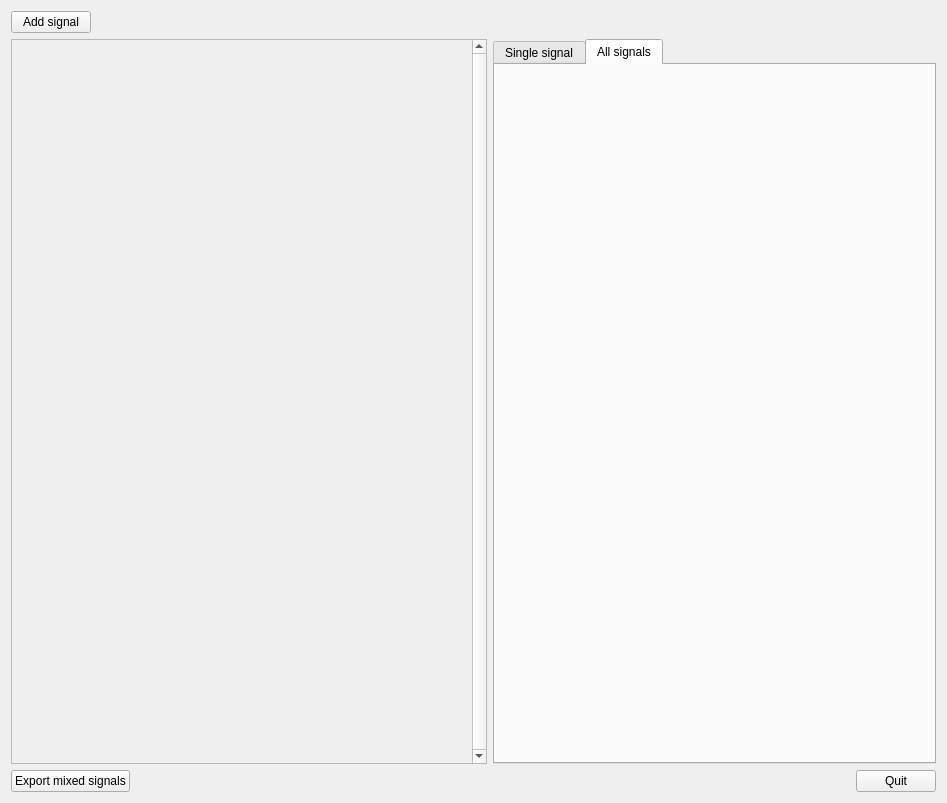
Qt form forms/mainform.ui (echmet/SignalMixer) before a commit.
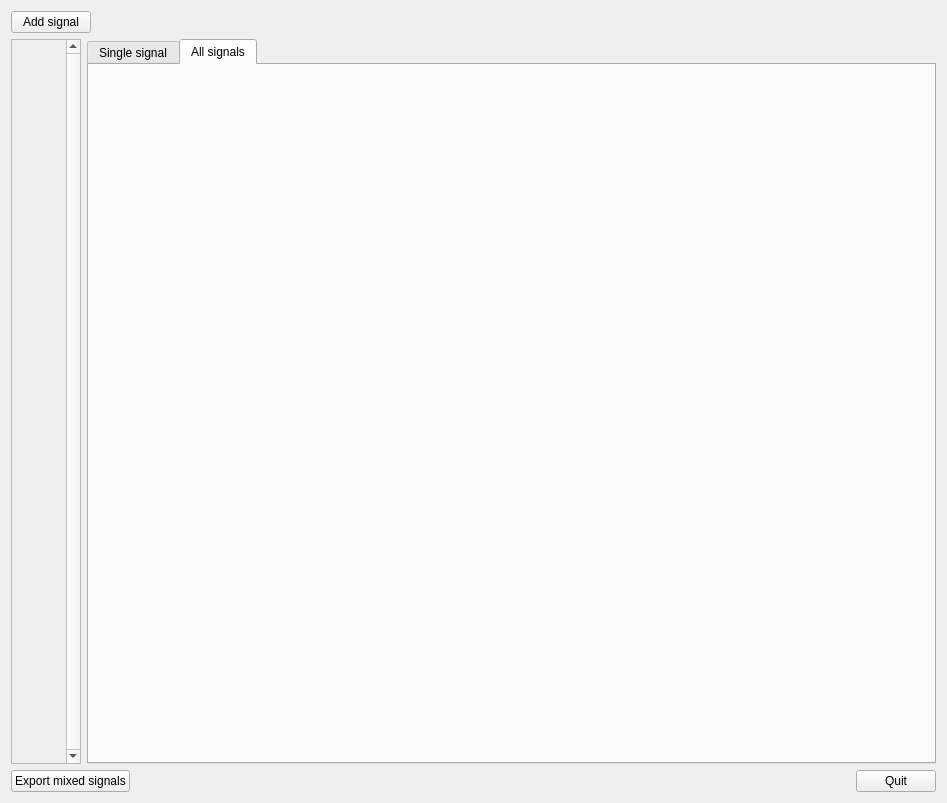
The same form after that commit.

Patch:
```diff
--- a/forms/mainform.ui
+++ b/forms/mainform.ui
@@ -43,7 +43,7 @@
      <item>
       <widget class="QScrollArea" name="qscrArea_addedSignals">
        <property name="sizePolicy">
-        <sizepolicy hsizetype="Fixed" vsizetype="Preferred">
+        <sizepolicy hsizetype="Fixed" vsizetype="MinimumExpanding">
          <horstretch>0</horstretch>
          <verstretch>0</verstretch>
         </sizepolicy>
@@ -55,10 +55,10 @@
         <enum>Qt::ScrollBarAlwaysOff</enum>
        </property>
        <property name="sizeAdjustPolicy">
-        <enum>QAbstractScrollArea::AdjustIgnored</enum>
+        <enum>QAbstractScrollArea::AdjustToContents</enum>
        </property>
        <property name="widgetResizable">
-        <bool>false</bool>
+        <bool>true</bool>
        </property>
        <widget class="QWidget" name="scrollAreaWidgetContents">
         <property name="geometry">
@@ -70,7 +70,7 @@
          </rect>
         </property>
         <property name="sizePolicy">
-         <sizepolicy hsizetype="Minimum" vsizetype="Preferred">
+         <sizepolicy hsizetype="Minimum" vsizetype="MinimumExpanding">
           <horstretch>0</horstretch>
           <verstretch>0</verstretch>
          </sizepolicy>
```
